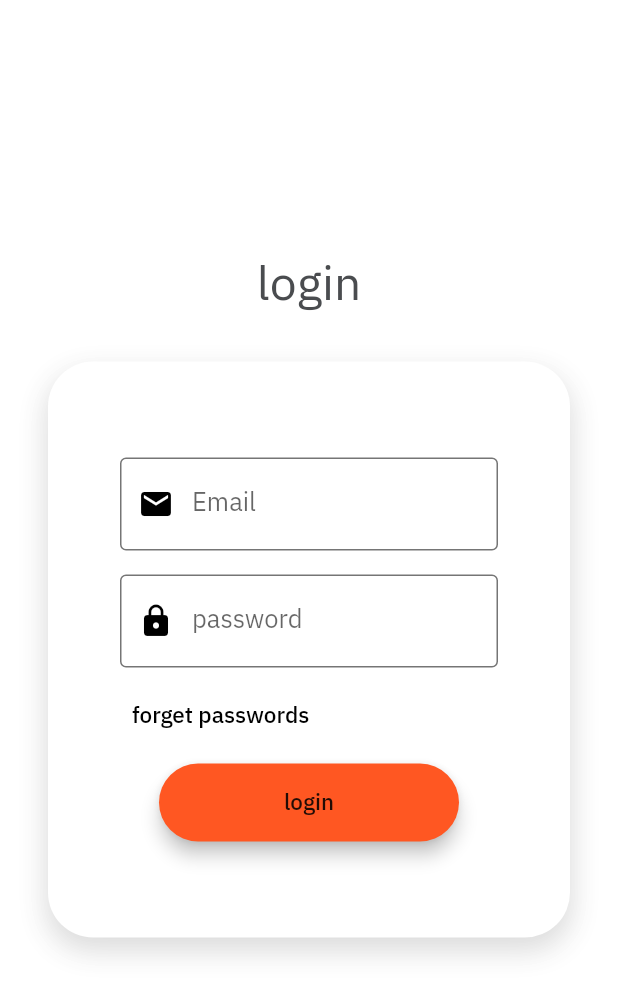
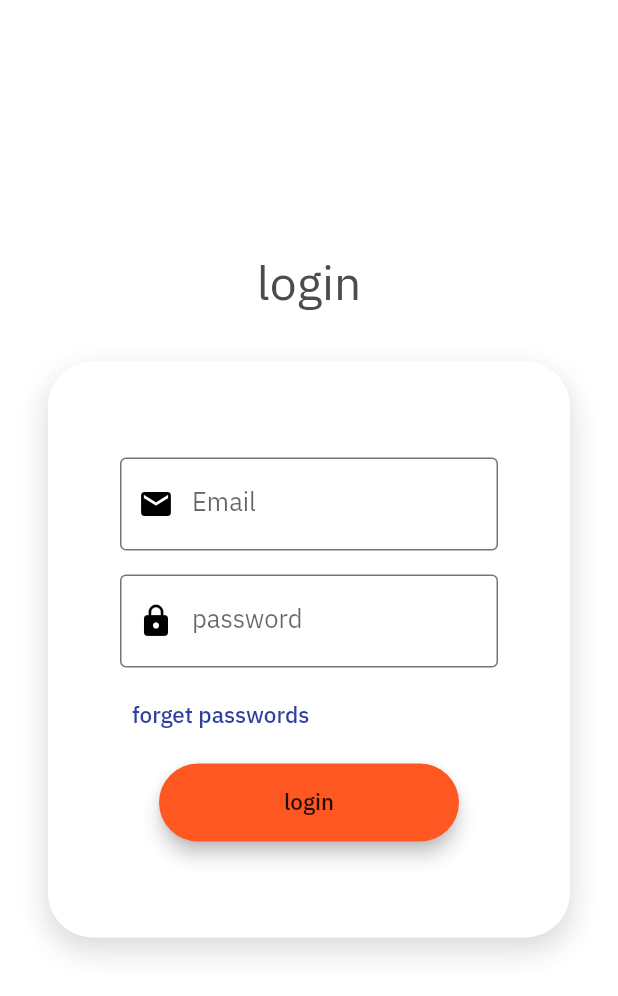
Before and after one commit to el-madar/admin_panel, a Flutter app: the screen it shows after launch, on a phone screen of 412 x 824 dp. Shown: the top 996 px of the screen. Run offline on Flutter 3.47's test engine with Material 2 defaults, Android fonts, the phone set to English and light mode, and no system bars; our stand-ins replace awesome_dialog, easy_localization, equatable, flutter_bloc, flutter_spinkit, fluttertoast and 2 more; accounts and stored records are empty.

```diff
--- a/lib/app/AppTheme.dart
+++ b/lib/app/AppTheme.dart
@@ -355,11 +355,17 @@ class AppTheme {
     ),
   );
 
-  static const primary = primaryColor;
+
+  //Color Themes
+
+  static const primary = Color(0xFF303F9F);
+  static const secondary = Color(0xFF8E24AA);
+
   static const backgroundColor = Colors.white;
   static const scaffoldBackgroundColor = Colors.white70;
+  static const backgroundDark = Color(0xff464c52);
 
-  //Color Themes
+
   static final ThemeData lightTheme = ThemeData(
     brightness: Brightness.light,
     primaryColor: primary,
@@ -476,8 +482,6 @@ class AppTheme {
       ),
     ),
   );
-  static const backgroundDark = Color(0xff464c52);
-
 
   static ThemeData darkTheme = ThemeData(
     brightness: Brightness.dark,
--- a/lib/bloc/authentication/authentication_bloc.dart
+++ b/lib/bloc/authentication/authentication_bloc.dart
@@ -81,7 +81,7 @@ class AuthenticationBloc
     // var firBaseToken = await FirebaseMessaging.instance.getToken();
     try {
       await Repository().logoutOfLine();
-      // await Repository().logout(firBaseToken);
+      await Repository().logout();
       yield Unauthenticated();
     } catch (e) {
       yield Unauthenticated();
```
Also changed, not shown: lib/resources/repository.dart (+14 -0 lines).
